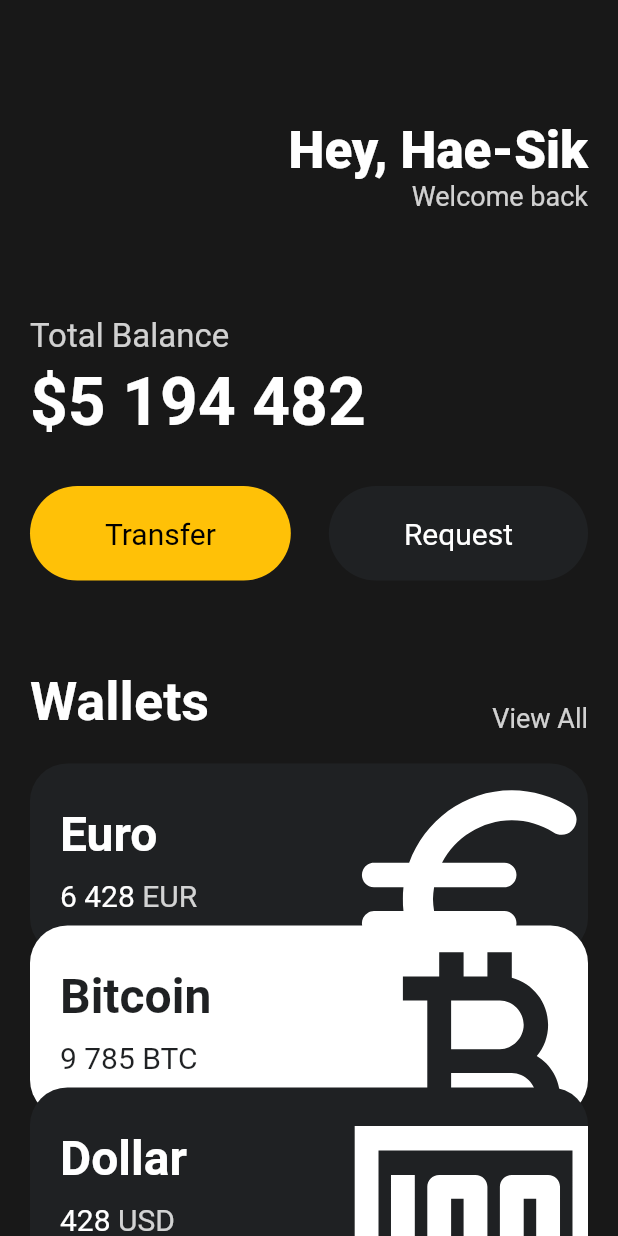
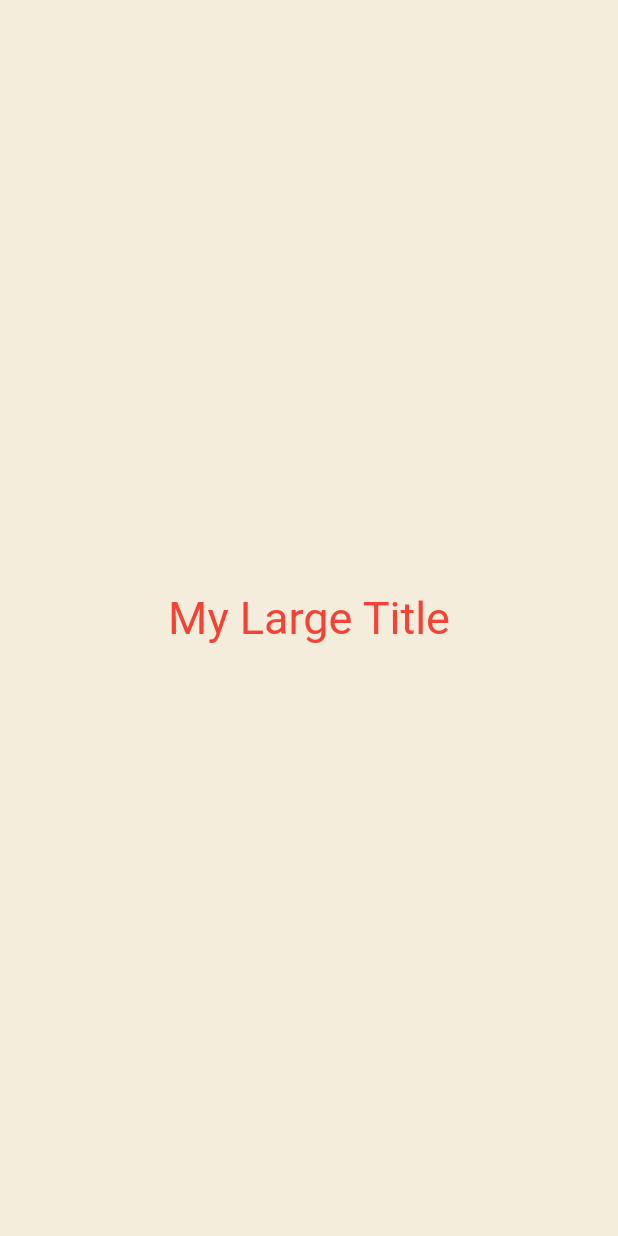
Before and after one commit to gotlr98/flutter_study, a Flutter app: the screen it shows after launch, on a phone screen of 412 x 824 dp. Run offline on Flutter 3.47's test engine with Material 2 defaults, Android fonts, the light colour scheme and no system bars.

Commit message:
statefulwidget & context learn

```diff
--- a/toonflix/lib/main.dart
+++ b/toonflix/lib/main.dart
@@ -6,135 +6,181 @@
   runApp(const App());
 }
 
-class App extends StatelessWidget {
+class App extends StatefulWidget {
   const App({super.key});
 
   @override
+  State<App> createState() => _AppState();
+}
+
+class _AppState extends State<App> {
+  @override
   Widget build(BuildContext context) {
     return MaterialApp(
-      home: Scaffold(
-        backgroundColor: const Color(0xFF181818),
-        body: SingleChildScrollView(
-          child: Padding(
-              padding: const EdgeInsets.symmetric(horizontal: 20),
-              child: Column(
-                crossAxisAlignment: CrossAxisAlignment.start,
-                children: [
-                  const SizedBox(
-                    height: 80,
-                  ),
-                  Row(
-                    mainAxisAlignment: MainAxisAlignment.end,
-                    children: [
-                      Column(
-                        crossAxisAlignment: CrossAxisAlignment.end,
-                        children: [
-                          const Text(
-                            "Hey, Hae-Sik",
-                            style: TextStyle(
-                              color: Colors.white,
-                              fontSize: 34,
-                              fontWeight: FontWeight.w800,
-                            ),
-                          ),
-                          Text("Welcome back",
-                              style: TextStyle(
-                                color: Colors.white.withOpacity(0.8),
-                                fontSize: 18,
-                              )),
-                        ],
-                      )
-                    ],
-                  ),
-                  const SizedBox(
-                    height: 70,
-                  ),
-                  Text(
-                    'Total Balance',
-                    style: TextStyle(
-                      fontSize: 22,
-                      color: Colors.white.withOpacity(0.8),
-                    ),
-                  ),
-                  const SizedBox(height: 5),
-                  const Text(
-                    '\$5 194 482',
-                    style: TextStyle(
-                      fontSize: 44,
-                      fontWeight: FontWeight.w600,
-                      color: Colors.white,
-                    ),
-                  ),
-                  const SizedBox(
-                    height: 30,
-                  ),
-                  const Row(
-                    mainAxisAlignment: MainAxisAlignment.spaceBetween,
-                    children: [
-                      Button(
-                          text: 'Transfer',
-                          bgColor: Colors.amber,
-                          textColor: Colors.black),
-                      Button(
-                          text: 'Request',
-                          bgColor: Color(0xFF1F2123),
-                          textColor: Colors.white),
-                    ],
-                  ),
-                  const SizedBox(
-                    height: 60,
-                  ),
-                  Row(
-                    crossAxisAlignment: CrossAxisAlignment.end,
-                    mainAxisAlignment: MainAxisAlignment.spaceBetween,
-                    children: [
-                      const Text('Wallets',
-                          style: TextStyle(
-                            color: Colors.white,
-                            fontSize: 36,
-                            fontWeight: FontWeight.w600,
-                          )),
-                      Text('View All',
-                          style: TextStyle(
-                            color: Colors.white.withOpacity(0.8),
-                            fontSize: 18,
-                          )),
-                    ],
-                  ),
-                  const SizedBox(
-                    height: 20,
-                  ),
-                  const CurrencyCard(
-                    name: 'Euro',
-                    code: 'EUR',
-                    amount: '6 428',
-                    icon: Icons.euro_rounded,
-                    isInverted: false,
-                  ),
-                  Transform.translate(
-                    offset: const Offset(0, -20),
-                    child: const CurrencyCard(
-                      name: 'Bitcoin',
-                      code: 'BTC',
-                      amount: '9 785',
-                      icon: Icons.currency_bitcoin,
-                      isInverted: true,
-                    ),
-                  ),
-                  Transform.translate(
-                    offset: const Offset(0, -40),
-                    child: const CurrencyCard(
-                      name: 'Dollar',
-                      code: 'USD',
-                      amount: '428',
-                      icon: Icons.money,
-                      isInverted: false,
-                    ),
-                  ),
-                ],
-              )),
+      theme: ThemeData(
+        textTheme: const TextTheme(
+          titleLarge: TextStyle(
+            color: Colors.red,
+          ),
         ),
+      ),
+      home: const Scaffold(
+        backgroundColor: Color(0xFFF4EDDB),
+        body: Center(
+            child: Column(
+          mainAxisAlignment: MainAxisAlignment.center,
+          children: [
+            MyLargeTitle(),
+          ],
+        )),
       ),
     );
   }
 }
+
+class MyLargeTitle extends StatelessWidget {
+  const MyLargeTitle({
+    super.key,
+  });
+
+  @override
+  Widget build(BuildContext context) {
+    return Text(
+      'My Large Title',
+      style: TextStyle(
+        fontSize: 30,
+        color: Theme.of(context).textTheme.titleLarge?.color,
+      ),
+    );
+  }
+}
+
+// class App extends StatelessWidget {
+//   const App({super.key});
+
+//   @override
+//   Widget build(BuildContext context) {
+//     return MaterialApp(
+//       home: Scaffold(
+//         backgroundColor: const Color(0xFF181818),
+//         body: SingleChildScrollView(
+//           child: Padding(
+//               padding: const EdgeInsets.symmetric(horizontal: 20),
+//               child: Column(
+//                 crossAxisAlignment: CrossAxisAlignment.start,
+//                 children: [
+//                   const SizedBox(
+//                     height: 80,
+//                   ),
+//                   Row(
+//                     mainAxisAlignment: MainAxisAlignment.end,
+//                     children: [
+//                       Column(
+//                         crossAxisAlignment: CrossAxisAlignment.end,
+//                         children: [
+//                           const Text(
+//                             "Hey, Hae-Sik",
+//                             style: TextStyle(
+//                               color: Colors.white,
+//                               fontSize: 34,
+//                               fontWeight: FontWeight.w800,
+//                             ),
+//                           ),
+//                           Text("Welcome back",
+//                               style: TextStyle(
+//                                 color: Colors.white.withOpacity(0.8),
+//                                 fontSize: 18,
+//                               )),
+//                         ],
+//                       )
+//                     ],
+//                   ),
+//                   const SizedBox(
+//                     height: 70,
+//                   ),
+//                   Text(
+//                     'Total Balance',
+//                     style: TextStyle(
+//                       fontSize: 22,
+//                       color: Colors.white.withOpacity(0.8),
+//                     ),
+//                   ),
+//                   const SizedBox(height: 5),
+//                   const Text(
+//                     '\$5 194 482',
+//                     style: TextStyle(
+//                       fontSize: 44,
+//                       fontWeight: FontWeight.w600,
+//                       color: Colors.white,
+//                     ),
+//                   ),
+//                   const SizedBox(
+//                     height: 30,
+//                   ),
+//                   const Row(
+//                     mainAxisAlignment: MainAxisAlignment.spaceBetween,
+//                     children: [
+//                       Button(
+//                           text: 'Transfer',
+//                           bgColor: Colors.amber,
+//                           textColor: Colors.black),
+//                       Button(
+//                           text: 'Request',
+//                           bgColor: Color(0xFF1F2123),
+//                           textColor: Colors.white),
+//                     ],
+//                   ),
+//                   const SizedBox(
+//                     height: 60,
+//                   ),
+//                   Row(
+//                     crossAxisAlignment: CrossAxisAlignment.end,
+//                     mainAxisAlignment: MainAxisAlignment.spaceBetween,
+//                     children: [
+//                       const Text('Wallets',
+//                           style: TextStyle(
+//                             color: Colors.white,
+//                             fontSize: 36,
+//                             fontWeight: FontWeight.w600,
+//                           )),
+//                       Text('View All',
+//                           style: TextStyle(
+//                             color: Colors.white.withOpacity(0.8),
+//                             fontSize: 18,
+//                           )),
+//                     ],
+//                   ),
+//                   const SizedBox(
+//                     height: 20,
+//                   ),
+//                   const CurrencyCard(
+//                     name: 'Euro',
+//                     code: 'EUR',
+//                     amount: '6 428',
+//                     icon: Icons.euro_rounded,
+//                     isInverted: false,
+//                     order: Offset(0, 0),
+//                   ),
+//                   const CurrencyCard(
+//                     name: 'Bitcoin',
+//                     code: 'BTC',
+//                     amount: '9 785',
+//                     icon: Icons.currency_bitcoin,
+//                     order: Offset(0, -20),
+//                     isInverted: true,
+//                   ),
+//                   const CurrencyCard(
+//                     name: 'Dollar',
+//                     code: 'USD',
+//                     amount: '428',
+//                     icon: Icons.money,
+//                     order: Offset(0, -40),
+//                     isInverted: false,
+//                   ),
+//                 ],
+//               )),
+//         ),
+//       ),
+//     );
+//   }
+// }
--- a/toonflix/lib/widgets/currency_card.dart
+++ b/toonflix/lib/widgets/currency_card.dart
@@ -4,6 +4,7 @@
   final String name, code, amount;
   final IconData icon;
   final bool isInverted;
+  final Offset order;
 
   final blackColor = const Color(0xFF1F2123);
 
@@ -13,11 +14,14 @@
       required this.code,
       required this.amount,
       required this.icon,
+      required this.order,
       required this.isInverted});
 
   @override
   Widget build(BuildContext context) {
-    return Container(
+    return Transform.translate(
+      offset: order,
+      child: Container(
         clipBehavior: Clip.hardEdge,
         decoration: BoxDecoration(
           color: isInverted ? Colors.white : const Color(0xFF1F2123),
@@ -81,6 +85,7 @@
             ],
           ),
         ),
+      ),
     );
   }
 }
```
Lines whose indentation alone changed are shown as unchanged.
